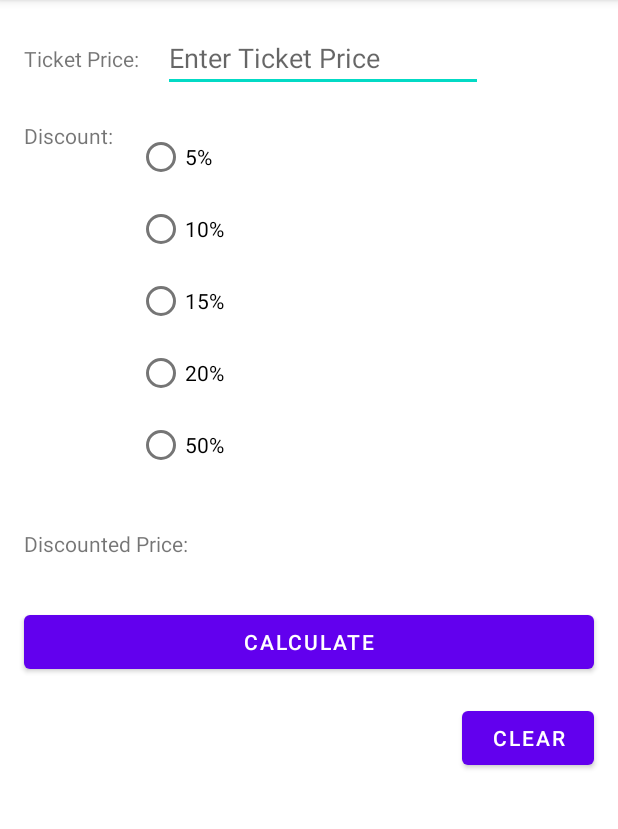
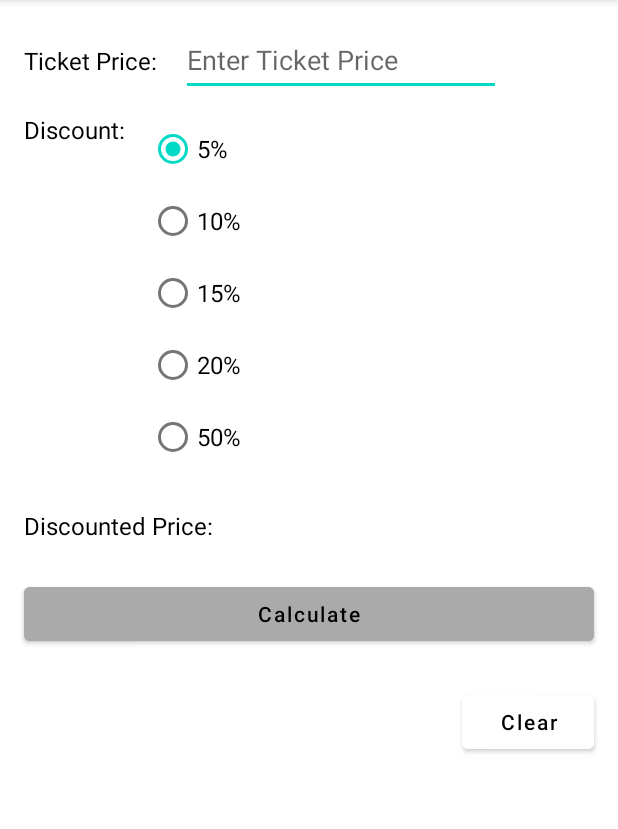
Before and after one commit to jaredt93/ITCS5180, an Android app: the screen it shows after launch (MainActivity), on a phone screen of 412 x 824 dp, the part 84-913 px from its top. Run offline under Robolectric (Android 15) with nearby library versions, the phone set to English and light mode, and no system bars.

Commit message:
updating assignment

```diff
--- a/Assignments/InClass2/InClass02/app/src/main/java/com/example/inclass02/MainActivity.java
+++ b/Assignments/InClass2/InClass02/app/src/main/java/com/example/inclass02/MainActivity.java
@@ -3,12 +3,23 @@ package com.example.inclass02;
 import androidx.appcompat.app.AppCompatActivity;
 
 import android.os.Bundle;
+import android.util.Log;
 import android.view.View;
 import android.widget.EditText;
 import android.widget.RadioGroup;
 import android.widget.TextView;
+import android.widget.Toast;
 
+import java.text.DecimalFormat;
+
+/*
+ * Assignment: In Class #02
+ * File Name: Group20_InClass02
+ * Student Name: Jared Tamulynas
+ * Student Name: Myat Win
+ */
 public class MainActivity extends AppCompatActivity {
+    DecimalFormat numberFormat;
 
     @Override
     protected void onCreate(Bundle savedInstanceState) {
@@ -16,15 +27,22 @@ public class MainActivity extends AppCompatActivity {
         setContentView(R.layout.activity_main);
 
         EditText ticketPriceEntry = findViewById(R.id.ticketPriceEntry);
+        RadioGroup radioGroup = findViewById(R.id.radioGroup);
         TextView discountedPriceResult = (TextView) findViewById(R.id.discountedPriceResult);
-
-        RadioGroup radioGroup = findViewById(R.id.radioGroup);
+        numberFormat = new DecimalFormat("#.00");
 
         findViewById(R.id.buttonCalculate).setOnClickListener(new View.OnClickListener() {
             @Override
             public void onClick(View view) {
                 int checkedId = radioGroup.getCheckedRadioButtonId();
-                double ticketPrice = Double.parseDouble(ticketPriceEntry.getText().toString());
+                double ticketPrice = 0;
+
+                if(!ticketPriceEntry.getText().toString().isEmpty()) {
+                    try {
+                        ticketPrice = Double.parseDouble(ticketPriceEntry.getText().toString());
+                    } catch (Exception e) {
+                        Toast.makeText(MainActivity.this, "Number must be a valid positive number!", Toast.LENGTH_SHORT).show();
+                    }
 
                     if(checkedId == R.id.radioButton5) {
                         discountedPriceResult.setText(discount(ticketPrice, .05));
@@ -37,6 +55,19 @@ public class MainActivity extends AppCompatActivity {
                     } else if(checkedId == R.id.radioButton50) {
                         discountedPriceResult.setText(discount(ticketPrice, .50));
                     }
+                } else {
+                    Toast.makeText(MainActivity.this, "Number must be a valid positive number!", Toast.LENGTH_SHORT).show();
+                }
+
+            }
+        });
+
+        findViewById(R.id.buttonClear).setOnClickListener(new View.OnClickListener() {
+            @Override
+            public void onClick(View view) {
+                ticketPriceEntry.setText(null);
+                radioGroup.check(R.id.radioButton5);
+                discountedPriceResult.setText("");
             }
         });
 
@@ -44,7 +75,6 @@ public class MainActivity extends AppCompatActivity {
 
     // Calculates the discount and converts to a String
     public String discount(double ticketPrice, double percentage){
-        double result = ticketPrice - (ticketPrice * percentage);
-        return String.valueOf(result);
+        return numberFormat.format(ticketPrice - (ticketPrice * percentage));
     }
 }
--- a/Assignments/InClass2/InClass02/app/src/main/res/layout/activity_main.xml
+++ b/Assignments/InClass2/InClass02/app/src/main/res/layout/activity_main.xml
@@ -12,6 +12,8 @@
         android:layout_height="wrap_content"
         android:layout_marginStart="16dp"
         android:text="@string/ticketPrice"
+        android:textColor="@color/black"
+        android:textSize="16sp"
         app:layout_constraintBottom_toBottomOf="@+id/ticketPriceEntry"
         app:layout_constraintStart_toStartOf="parent"
         app:layout_constraintTop_toTopOf="@+id/ticketPriceEntry" />
@@ -23,28 +25,30 @@
         android:layout_marginStart="16dp"
         android:layout_marginTop="16dp"
         android:ems="10"
-        android:hint="Enter Ticket Price"
-        android:inputType="number"
+        android:hint="@string/ticketPriceEntry"
+        android:inputType="numberDecimal"
+        android:minHeight="48dp"
+        android:numeric="decimal"
         app:layout_constraintStart_toEndOf="@+id/ticketPriceLabel"
         app:layout_constraintTop_toTopOf="parent" />
 
-    <Button
-        android:id="@+id/buttonCalculate"
-        android:layout_width="0dp"
+    <TextView
+        android:id="@+id/discountLabel"
+        android:layout_width="wrap_content"
         android:layout_height="wrap_content"
-        android:layout_marginStart="16dp"
-        android:layout_marginTop="32dp"
-        android:layout_marginEnd="16dp"
-        android:text="Calculate"
-        app:layout_constraintEnd_toEndOf="parent"
-        app:layout_constraintStart_toStartOf="parent"
-        app:layout_constraintTop_toBottomOf="@+id/discountedPriceResult" />
+        android:layout_marginTop="24dp"
+        android:text="@string/discountLabel"
+        android:textColor="@color/black"
+        android:textSize="16sp"
+        app:layout_constraintStart_toStartOf="@+id/ticketPriceLabel"
+        app:layout_constraintTop_toBottomOf="@+id/ticketPriceLabel" />
 
     <RadioGroup
         android:id="@+id/radioGroup"
         android:layout_width="wrap_content"
         android:layout_height="wrap_content"
         android:layout_marginStart="16dp"
+        android:checkedButton="@id/radioButton5"
         app:layout_constraintStart_toEndOf="@+id/discountLabel"
         app:layout_constraintTop_toTopOf="@+id/discountLabel">
 
@@ -52,59 +56,53 @@
             android:id="@+id/radioButton5"
             android:layout_width="match_parent"
             android:layout_height="wrap_content"
-            android:text="5%" />
+            android:text="@string/radioButton5"
+            android:textColor="@color/black"
+            android:textSize="16sp" />
 
         <RadioButton
             android:id="@+id/radioButton10"
             android:layout_width="match_parent"
             android:layout_height="wrap_content"
-            android:text="10%" />
+            android:text="@string/radioButton10"
+            android:textColor="@color/black"
+            android:textSize="16sp" />
 
         <RadioButton
             android:id="@+id/radioButton15"
             android:layout_width="match_parent"
             android:layout_height="wrap_content"
-            android:text="15%" />
+            android:text="@string/radioButton15"
+            android:textColor="@color/black"
+            android:textSize="16sp" />
 
         <RadioButton
             android:id="@+id/radioButton20"
             android:layout_width="match_parent"
             android:layout_height="wrap_content"
-            android:text="20%" />
+            android:text="@string/radioButton20"
+            android:textColor="@color/black"
+            android:textSize="16sp" />
 
         <RadioButton
             android:id="@+id/radioButton50"
             android:layout_width="match_parent"
             android:layout_height="wrap_content"
-            android:text="50%" />
+            android:text="@string/radioButton50"
+            android:textColor="@color/black"
+            android:textSize="16sp" />
     </RadioGroup>
-
-    <TextView
-        android:id="@+id/discountLabel"
-        android:layout_width="wrap_content"
-        android:layout_height="wrap_content"
-        android:layout_marginTop="32dp"
-        android:text="@string/discountLabel"
-        app:layout_constraintStart_toStartOf="@+id/ticketPriceLabel"
-        app:layout_constraintTop_toBottomOf="@+id/ticketPriceLabel" />
 
     <TextView
         android:id="@+id/discountedPriceLabel"
         android:layout_width="wrap_content"
         android:layout_height="wrap_content"
-        android:layout_marginTop="32dp"
+        android:layout_marginTop="24dp"
         android:text="@string/discountedPriceLabel"
         app:layout_constraintStart_toStartOf="@+id/discountLabel"
-        app:layout_constraintTop_toBottomOf="@+id/radioGroup" />
-
-    <Button
-        android:id="@+id/buttonClear"
-        android:layout_width="wrap_content"
-        android:layout_height="wrap_content"
-        android:layout_marginTop="16dp"
-        android:text="Clear"
-        app:layout_constraintEnd_toEndOf="@+id/buttonCalculate"
-        app:layout_constraintTop_toBottomOf="@+id/buttonCalculate" />
+        app:layout_constraintTop_toBottomOf="@+id/radioGroup"
+        android:textColor="@color/black"
+        android:textSize="16sp" />
 
     <TextView
         android:id="@+id/discountedPriceResult"
@@ -114,4 +112,32 @@
         app:layout_constraintBottom_toBottomOf="@+id/discountedPriceLabel"
         app:layout_constraintStart_toEndOf="@+id/discountedPriceLabel" />
 
+    <Button
+        android:id="@+id/buttonCalculate"
+        android:layout_width="0dp"
+        android:layout_height="wrap_content"
+        android:layout_marginStart="16dp"
+        android:layout_marginTop="24dp"
+        android:layout_marginEnd="16dp"
+        android:backgroundTint="@android:color/darker_gray"
+        android:capitalize="characters"
+        android:text="@string/buttonCalculate"
+        android:textAllCaps="false"
+        android:textColor="@android:color/black"
+        app:layout_constraintEnd_toEndOf="parent"
+        app:layout_constraintStart_toStartOf="parent"
+        app:layout_constraintTop_toBottomOf="@+id/discountedPriceResult" />
+
+    <Button
+        android:id="@+id/buttonClear"
+        android:layout_width="wrap_content"
+        android:layout_height="wrap_content"
+        android:layout_marginTop="24dp"
+        android:backgroundTint="@android:color/white"
+        android:text="@string/buttonClear"
+        android:textAllCaps="false"
+        android:textColor="@android:color/black"
+        app:layout_constraintEnd_toEndOf="@+id/buttonCalculate"
+        app:layout_constraintTop_toBottomOf="@+id/buttonCalculate" />
+
 </androidx.constraintlayout.widget.ConstraintLayout>
--- a/Assignments/InClass2/InClass02/app/src/main/res/values/strings.xml
+++ b/Assignments/InClass2/InClass02/app/src/main/res/values/strings.xml
@@ -3,4 +3,12 @@
     <string name="ticketPrice">Ticket Price:</string>
     <string name="discountLabel">Discount:</string>
     <string name="discountedPriceLabel">Discounted Price:</string>
+    <string name="buttonCalculate">Calculate</string>
+    <string name="buttonClear">Clear</string>
+    <string name="radioButton50">50%</string>
+    <string name="radioButton20">20%</string>
+    <string name="radioButton15">15%</string>
+    <string name="radioButton10">10%</string>
+    <string name="radioButton5">5%</string>
+    <string name="ticketPriceEntry">Enter Ticket Price</string>
 </resources>
--- a/Homeworks/HW1/Group20_HW01/app/src/main/java/com/example/group20_hw01/MainActivity.java
+++ b/Homeworks/HW1/Group20_HW01/app/src/main/java/com/example/group20_hw01/MainActivity.java
@@ -85,7 +85,6 @@ public class MainActivity extends AppCompatActivity {
         seekBarCustom.setOnSeekBarChangeListener(new SeekBar.OnSeekBarChangeListener() {
             @Override
             public void onProgressChanged(SeekBar seekBar, int progress, boolean fromUser) {
-
                 StringBuilder progressText = new StringBuilder(String.valueOf(progress));
                 progressText.append("%");
                 customText.setText(progressText);
```
Lines whose indentation alone changed are shown as unchanged.
